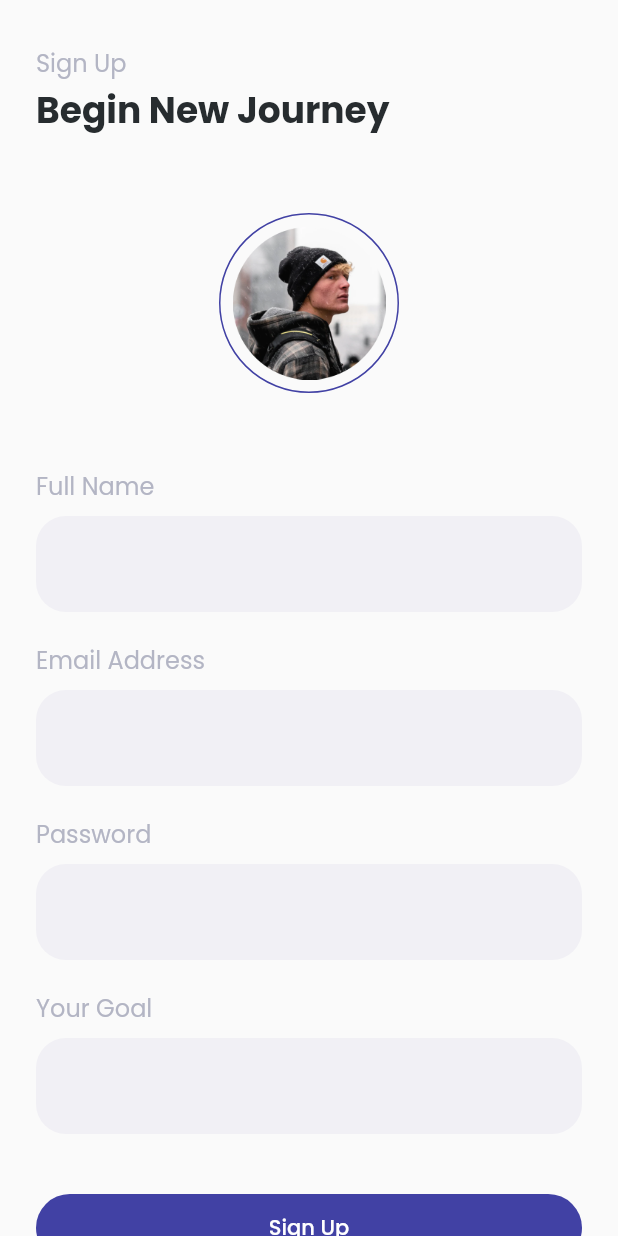
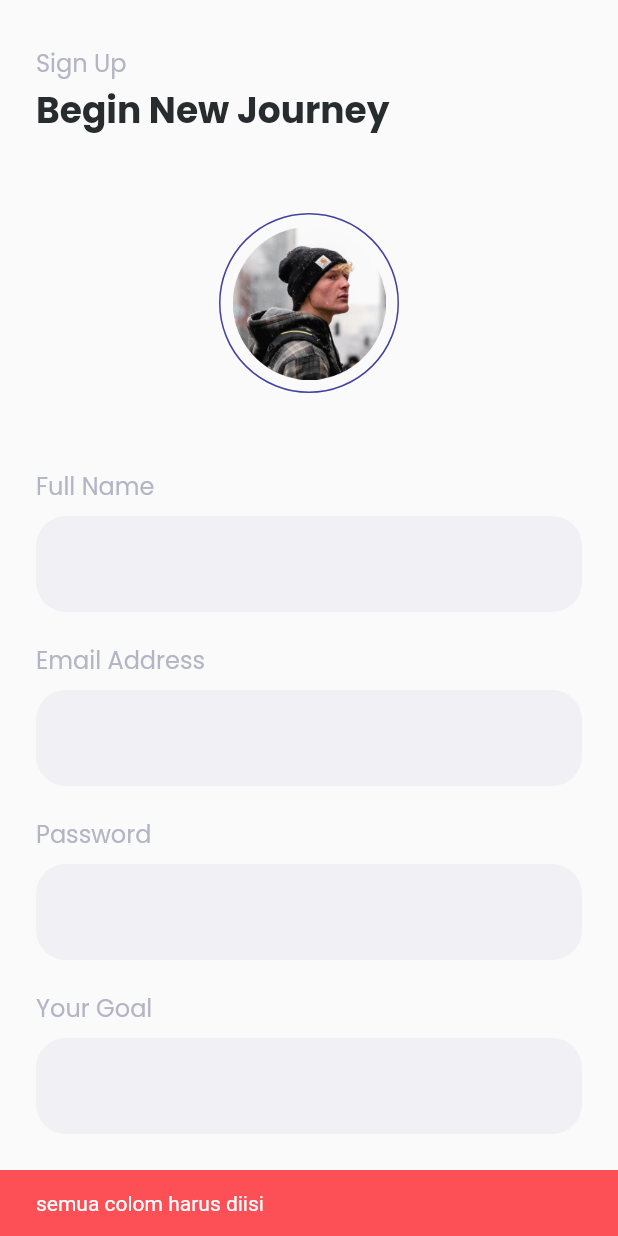
Before and after one commit to aprxty3/Find_jobs, a Flutter app: the SignUpPage screen opened by its route, after a tap on "Sign Up", on a phone screen of 412 x 824 dp. Run offline on Flutter 3.47's test engine with Material 2 defaults, Android fonts, the phone set to English and light mode, and no system bars; our stand-ins replace email_validator, google_fonts.

Commit message:
add sign up loading validation

```diff
--- a/lib/pages/sign_up.dart
+++ b/lib/pages/sign_up.dart
@@ -19,6 +19,8 @@ class _SignUpPageState extends State<SignUpPage> {
   TextEditingController emailController = TextEditingController(text: '');
   TextEditingController passwordController = TextEditingController(text: '');
   TextEditingController goalController = TextEditingController(text: '');
+
+  bool isLoading = false;
 
   @override
   Widget build(BuildContext context) {
@@ -279,8 +281,22 @@ class _SignUpPageState extends State<SignUpPage> {
         margin: EdgeInsets.only(top: 40),
         height: 45,
         width: double.infinity,
-        child: TextButton(
+        child: isLoading
+            ? Center(
+                child: CircularProgressIndicator(),
+              )
+            : TextButton(
                 onPressed: () async {
+                  if (nameController.text.isEmpty ||
+                      emailController.text.isEmpty ||
+                      passwordController.text.isEmpty ||
+                      goalController.text.isEmpty) {
+                    showError("semua colom harus diisi");
+                  } else {
+                    setState(() {
+                      isLoading = true;
+                    });
+
                     userModel user = await authProvider.register(
                       emailController.text,
                       passwordController.text,
@@ -288,12 +304,17 @@ class _SignUpPageState extends State<SignUpPage> {
                       goalController.text,
                     );
 
+                    setState(() {
+                      isLoading = false;
+                    });
+
                     if (user == null) {
                       showError('email sudah terdaftar');
                     } else {
                       userProvider.user = user;
                       Navigator.pushNamedAndRemoveUntil(
                           context, '/home', (route) => false);
+                    }
                   }
                 },
                 style: TextButton.styleFrom(
```
Lines whose indentation alone changed are shown as unchanged.
